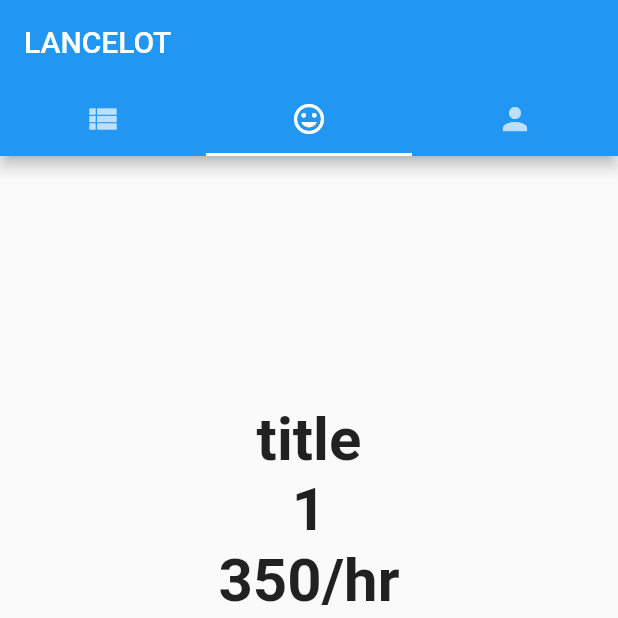
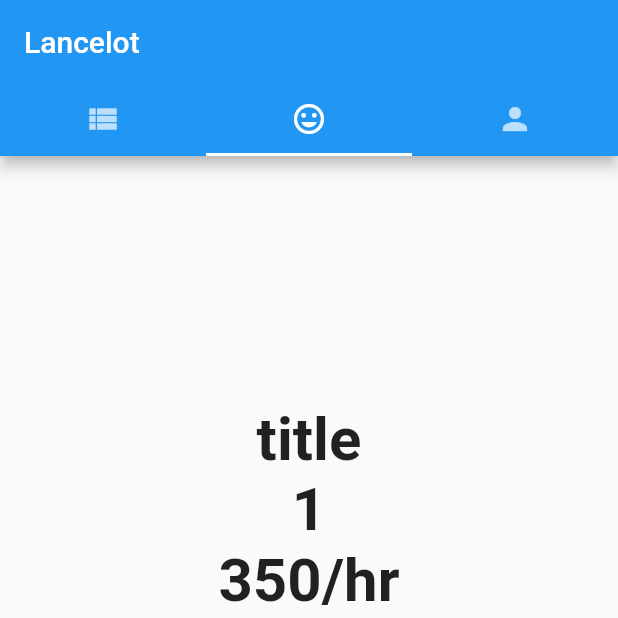
Before and after one commit to team-cde/LanceAI-flutterApp, a Flutter app: the screen it shows after launch, on a phone screen of 412 x 824 dp, the top half of it. Run offline on Flutter 3.47's test engine with Material 2 defaults, Android fonts, the phone set to English and light mode, and no system bars; our stand-ins replace firebase_auth, firebase_database, google_sign_in; accounts and stored records are empty.

```diff
--- a/lib/Pages/HomePage.dart
+++ b/lib/Pages/HomePage.dart
@@ -22,12 +22,21 @@ class HomePageState extends State<HomePage> {
           appBar: new AppBar(
             bottom: new TabBar(
               tabs: [
-                new Tab(icon: new Icon(Icons.view_list)),
-                new Tab(icon: new Icon(Icons.insert_emoticon)),
-                new Tab(icon: new Icon(Icons.person)),
+                new Tab(
+                    icon: new Icon(Icons.view_list),
+                    //text: "List"
+                ),
+                new Tab(
+                    icon: new Icon(Icons.insert_emoticon),
+                    //text: "Browse"
+                ),
+                new Tab(
+                    icon: new Icon(Icons.person),
+                    //text: "Profile"
+                ),
               ],
             ),
-            title: new Text('LANCELOT'),
+            title: new Text('Lancelot'),
           ),
           body: new TabBarView(
             children: [
--- a/lib/Pages/ProjectBrowsePage.dart
+++ b/lib/Pages/ProjectBrowsePage.dart
@@ -30,17 +30,18 @@ class ProjectBrowsePageState extends State<ProjectBrowsePage> {
 
   void updateProjectList() async {
     _projects = await fb.getAllJobs();
-    setState(() {
-
-    });
+    if (this.mounted) {
+      setState(() {});
+    }
   }
 
   void setAnswer(bool answer) {
     _answer = answer;
-
+    if (this.mounted) {
       this.setState(() {
         _isFeedbackOverlayVisible = true;
       });
+    }
   }
 
   void incrementProject() {
@@ -78,12 +79,14 @@ class ProjectBrowsePageState extends State<ProjectBrowsePage> {
               ],
             ),
             _isFeedbackOverlayVisible == true ? new FeedbackOverlay (
-                _answer,
-                    () {
+                _answer, () {
+                  // Exception if the widget calls setState() after dispose()
+                  if (this.mounted) {
                     this.setState(() {
                       _isFeedbackOverlayVisible = false;
                       incrementProject();
                     });
+                  }
                 }
             ) : new Container()
 
--- a/lib/firebase_db.dart
+++ b/lib/firebase_db.dart
@@ -8,21 +8,30 @@ import 'Model/job.dart';
 
 class FirebaseDB {
 
-  var workersReference;
-  var employersReference;
-  var jobsReference;
+  static final FirebaseDB _singleton = new FirebaseDB._internal();
+
+  static var workersReference;
+  static var employersReference;
+  static var jobsReference;
 
   static FirebaseAuth _auth = FirebaseAuth.instance;
-  static  GoogleSignIn _googleSignIn = new GoogleSignIn();
-  FirebaseUser user;
-  String thisUid = "12345";
-
-  bool isSignedIn = false;
+  static GoogleSignIn _googleSignIn = new GoogleSignIn();
+  static FirebaseUser user;
+  static String thisUid = "12345";
+  static bool signInCompleted = false;
 
   static const String newState = "new";
   static const String undecidedState = "undecided";
   static const String acceptedState = "accepted";
   static const String rejectedState = "rejected";
+
+  factory FirebaseDB() {
+    return _singleton;
+  }
+
+  FirebaseDB._internal() {
+    //signInUser();
+  }
 
   // TODO: Perform a registration process if
   // the user is not yet in the database
@@ -31,9 +40,6 @@ class FirebaseDB {
   }
 
   signInUser() async {
-
-    if (isSignedIn) return;
-
     GoogleSignInAccount googleUser = await _googleSignIn.signIn();
     GoogleSignInAuthentication googleAuth = await googleUser.authentication;
     user = await _auth.signInWithGoogle(
@@ -44,9 +50,8 @@ class FirebaseDB {
     employersReference = FirebaseDatabase.instance.reference().child('employers');
     jobsReference = FirebaseDatabase.instance.reference().child('jobs');
     await registerUser();
-
-    isSignedIn = true;
     //thisUid = user.uid;
+    signInCompleted = true;
   }
 
   ensureSignedIn() async {
--- a/lib/main.dart
+++ b/lib/main.dart
@@ -5,20 +5,20 @@ import 'Model/worker.dart';
 import 'Model/employer.dart';
 import 'Model/job.dart';
 
+
 void main() {
   runApp(new MyApp());
 }
 
 class MyApp extends StatelessWidget {
+  // This widget is the root of your application.
   final fb = new FirebaseDB();
-  // This widget is the root of your application.
 
   @override
   Widget build(BuildContext context) {
 
     // This is just a test for the db
     //testDb();
-    fb.signInUser();
 
     return new MaterialApp(
       title: 'Lancelot',
@@ -32,7 +32,7 @@ class MyApp extends StatelessWidget {
 
   void testDb() async {
     print("Testing DB");
-    await fb.signInUser();
+    //await fb.signInUser();
 
     Worker worker = await fb.getWorkerData();
     print("Done getting worker data");
```
Lines whose indentation alone changed are shown as unchanged.
